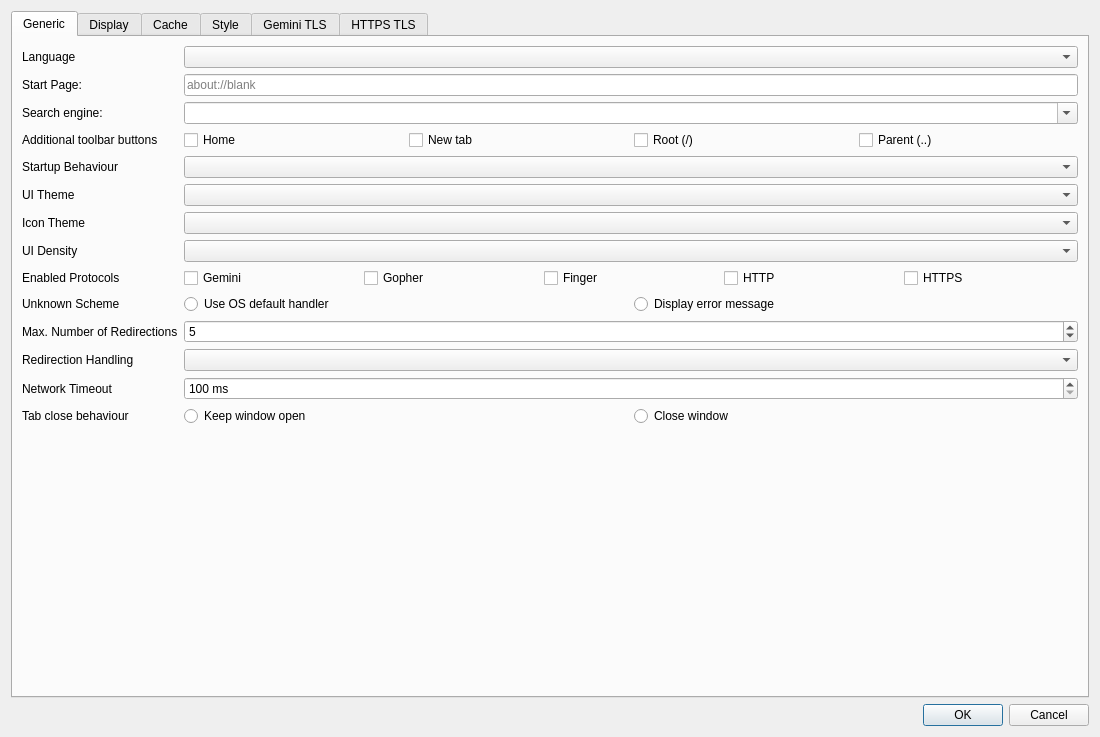
This is src/dialogs/settingsdialog.ui in ikskuh/kristall as Qt 5 draws it before an edit. The edited form follows.
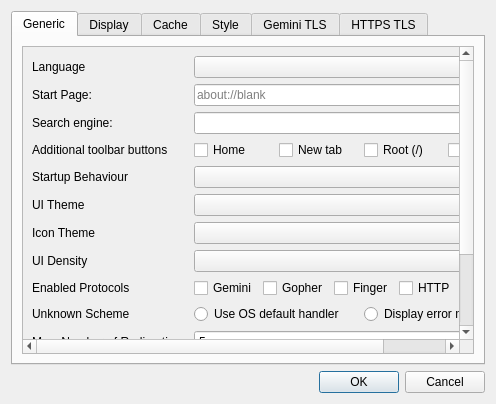
This is the edited form. Icons and pictures are not drawn. Custom widgets are drawn as their Qt base class.

Commit message:
settingsdialog.ui: Move "Generic" widgets to QScrollArea
This would allow smaller screens (think of mobile devices such as the
PinePhone or Librem 5) to be able to fit the settings dialog, and
therefore use it.

Patch:
```diff
--- a/src/dialogs/settingsdialog.ui
+++ b/src/dialogs/settingsdialog.ui
@@ -6,8 +6,8 @@
    <rect>
     <x>0</x>
     <y>0</y>
-    <width>1100</width>
-    <height>737</height>
+    <width>496</width>
+    <height>404</height>
    </rect>
   </property>
   <property name="windowTitle">
@@ -32,6 +32,34 @@
        <string>Generic</string>
       </attribute>
       <layout class="QFormLayout" name="formLayout">
+       <item row="0" column="0" colspan="2">
+        <widget class="QScrollArea" name="scrollArea">
+         <property name="verticalScrollBarPolicy">
+          <enum>Qt::ScrollBarAlwaysOn</enum>
+         </property>
+         <property name="widgetResizable">
+          <bool>true</bool>
+         </property>
+         <widget class="QWidget" name="scrollAreaWidgetContents_2">
+          <property name="geometry">
+           <rect>
+            <x>0</x>
+            <y>0</y>
+            <width>585</width>
+            <height>490</height>
+           </rect>
+          </property>
+          <layout class="QGridLayout" name="gridLayout">
+           <item row="0" column="0">
+            <widget class="QLabel" name="label_44">
+             <property name="text">
+              <string>Language</string>
+             </property>
+            </widget>
+           </item>
+           <item row="0" column="1">
+            <widget class="QComboBox" name="selected_language"/>
+           </item>
        <item row="1" column="0">
         <widget class="QLabel" name="label_14">
          <property name="text">
@@ -266,16 +294,6 @@
          </property>
         </widget>
        </item>
-       <item row="0" column="0">
-        <widget class="QLabel" name="label_44">
-         <property name="text">
-          <string>Language</string>
-         </property>
-        </widget>
-       </item>
-       <item row="0" column="1">
-        <widget class="QComboBox" name="selected_language"/>
-       </item>
        <item row="13" column="0">
         <widget class="QLabel" name="label_45">
          <property name="text">
@@ -309,6 +327,10 @@
        </item>
       </layout>
      </widget>
+        </widget>
+       </item>
+      </layout>
+     </widget>
      <widget class="QWidget" name="display_tab">
       <attribute name="title">
        <string>Display</string>
```
Left out of the diff: 22 changed lines with no effect on the pictures. Lines whose indentation alone changed are shown as unchanged.
